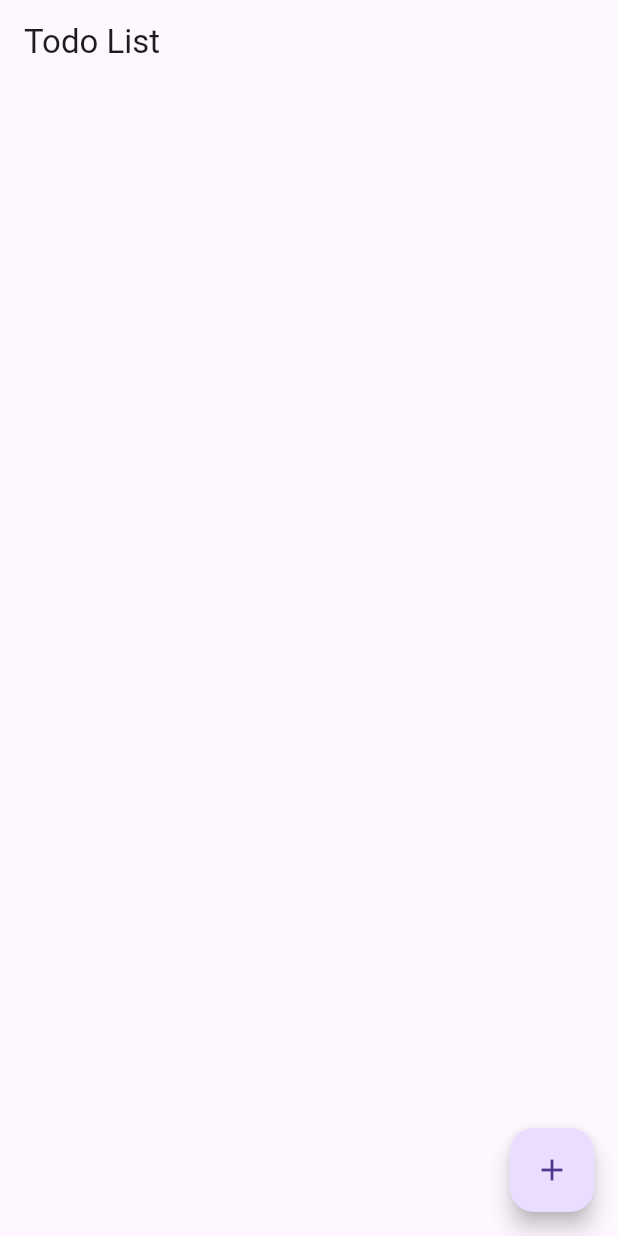
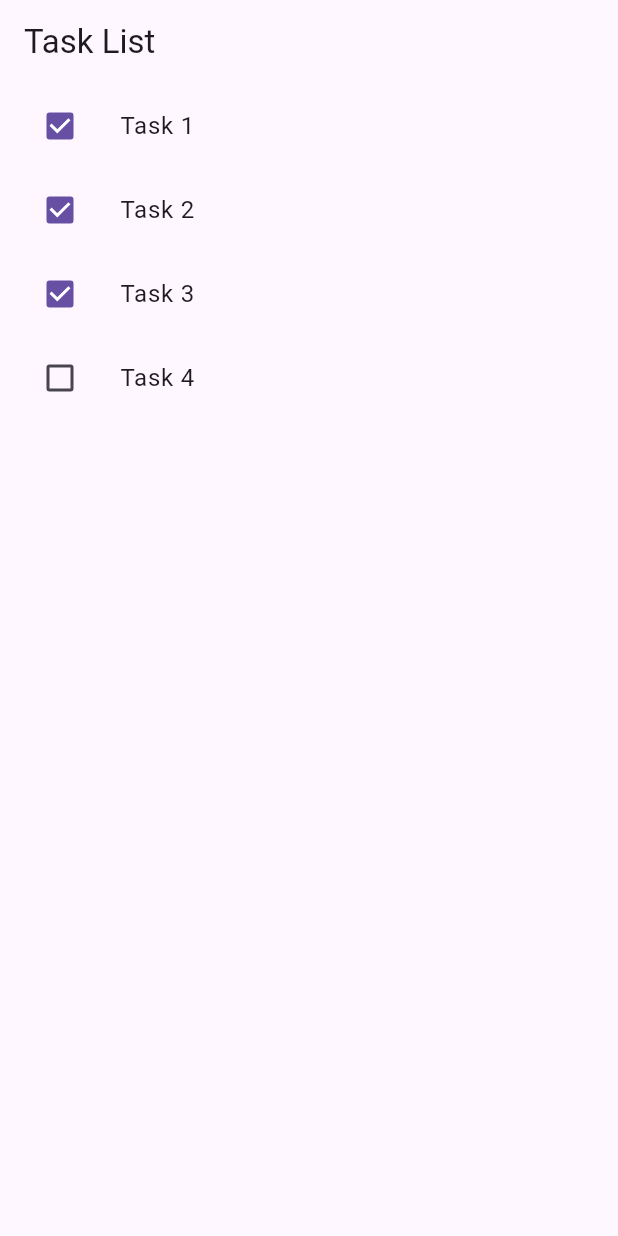
Before and after one commit to sonal-maniya/flutter_app, a Flutter app: the screen it shows after launch, on a phone screen of 412 x 824 dp. Run offline on Flutter 3.47's test engine with Material 3 defaults, Android fonts, the phone set to English and light mode, and no system bars; our stand-ins replace flutter_bloc, flutter_riverpod.

Commit message:
feat: mvc task app

```diff
--- a/lib/main.dart
+++ b/lib/main.dart
@@ -1,9 +1,14 @@
 import 'package:flutter/material.dart';
 import 'package:flutter_app/app.dart';
+import 'package:flutter_app/task_app.dart';
 import 'package:flutter_app/todo_app.dart';
+import 'package:flutter_riverpod/flutter_riverpod.dart';
 
 // Riverpod
 void main() {
   // runApp(const CounterApp());
-  runApp(const TodoApp());
+  // runApp(const TodoApp()); // -> BLoC
+  runApp(const ProviderScope(
+    child: TaskApp(),
+  )); // -> MVC
 }
--- /dev/null
+++ b/lib/task/model.dart
@@ -0,0 +1,6 @@
+class Task {
+  String title;
+  bool isCompleted;
+
+  Task(this.title, this.isCompleted);
+}
--- /dev/null
+++ b/lib/task/provider.dart
@@ -0,0 +1,7 @@
+import 'package:flutter_app/task/model.dart';
+import 'package:flutter_app/task/task_controller.dart';
+import 'package:flutter_riverpod/flutter_riverpod.dart';
+
+final taskProvider = StateNotifierProvider<TaskNotifier, List<Task>>((ref) {
+  return TaskNotifier();
+});
--- /dev/null
+++ b/lib/task/task_controller.dart
@@ -0,0 +1,20 @@
+import 'package:flutter_app/task/model.dart';
+import 'package:flutter_riverpod/flutter_riverpod.dart';
+
+class TaskNotifier extends StateNotifier<List<Task>> {
+  TaskNotifier()
+      : super([
+          Task("Task 1", true),
+          Task("Task 2", true),
+          Task("Task 3", true),
+          Task("Task 4", false),
+        ]);
+
+  void toggleTaskCompleted(int index) {
+    state = [
+      ...state.sublist(0, index),
+      Task(state[index].title, !state[index].isCompleted),
+      ...state.sublist(index + 1),
+    ];
+  }
+}
--- /dev/null
+++ b/lib/task/task_view.dart
@@ -0,0 +1,39 @@
+import 'package:flutter/material.dart';
+import 'package:flutter_app/task/provider.dart';
+import 'package:flutter_riverpod/flutter_riverpod.dart';
+
+class TaskPage extends StatelessWidget {
+  const TaskPage({
+    super.key,
+  });
+
+  @override
+  Widget build(BuildContext context) {
+    return Scaffold(
+      appBar: AppBar(
+        title: const Text("Task List"),
+      ),
+      body: Consumer(
+        builder: (context, ref, child) {
+          final tasks = ref.watch(taskProvider);
+
+          return ListView.builder(
+            itemCount: tasks.length,
+            itemBuilder: (context, index) {
+              final task = tasks[index];
+              return ListTile(
+                title: Text(task.title),
+                leading: Checkbox(
+                  value: task.isCompleted,
+                  onChanged: (value) {
+                    ref.read(taskProvider.notifier).toggleTaskCompleted(index);
+                  },
+                ),
+              );
+            },
+          );
+        },
+      ),
+    );
+  }
+}
--- /dev/null
+++ b/lib/task_app.dart
@@ -0,0 +1,16 @@
+import 'package:flutter/material.dart';
+import 'package:flutter_app/task/task_controller.dart';
+import 'package:flutter_app/task/task_view.dart';
+
+class TaskApp extends StatelessWidget {
+  const TaskApp({super.key});
+
+  @override
+  Widget build(BuildContext context) {
+    return const MaterialApp(
+      title: "Task App with MVC",
+      initialRoute: '/',
+      home: TaskPage(),
+    );
+  }
+}
```
